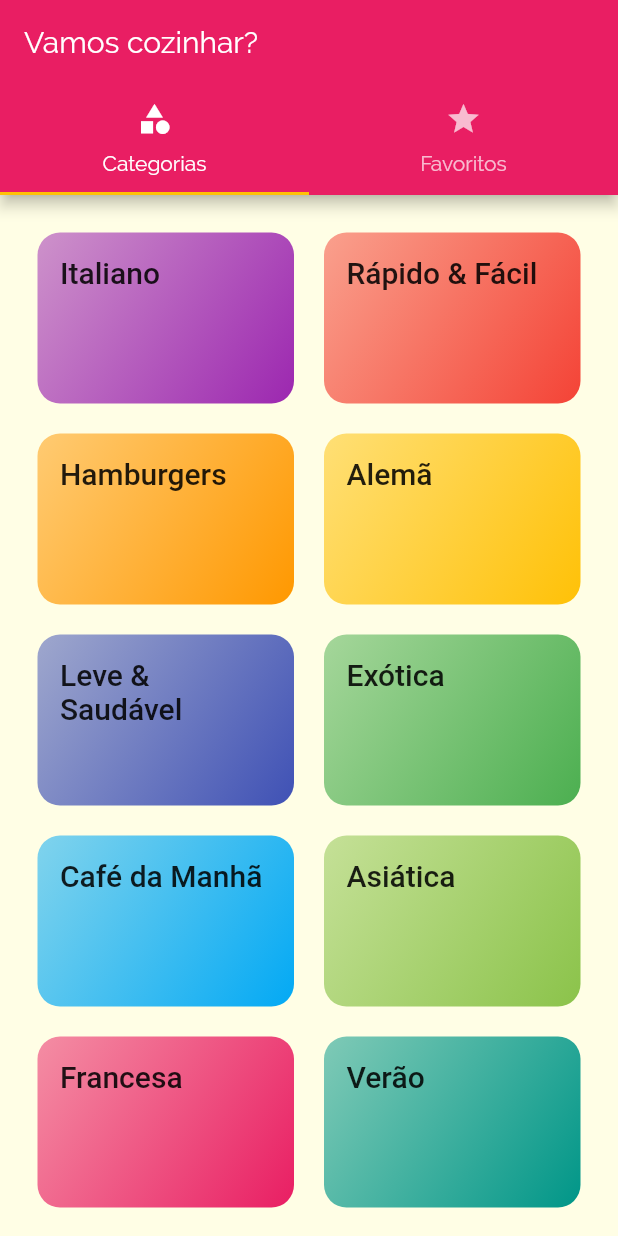
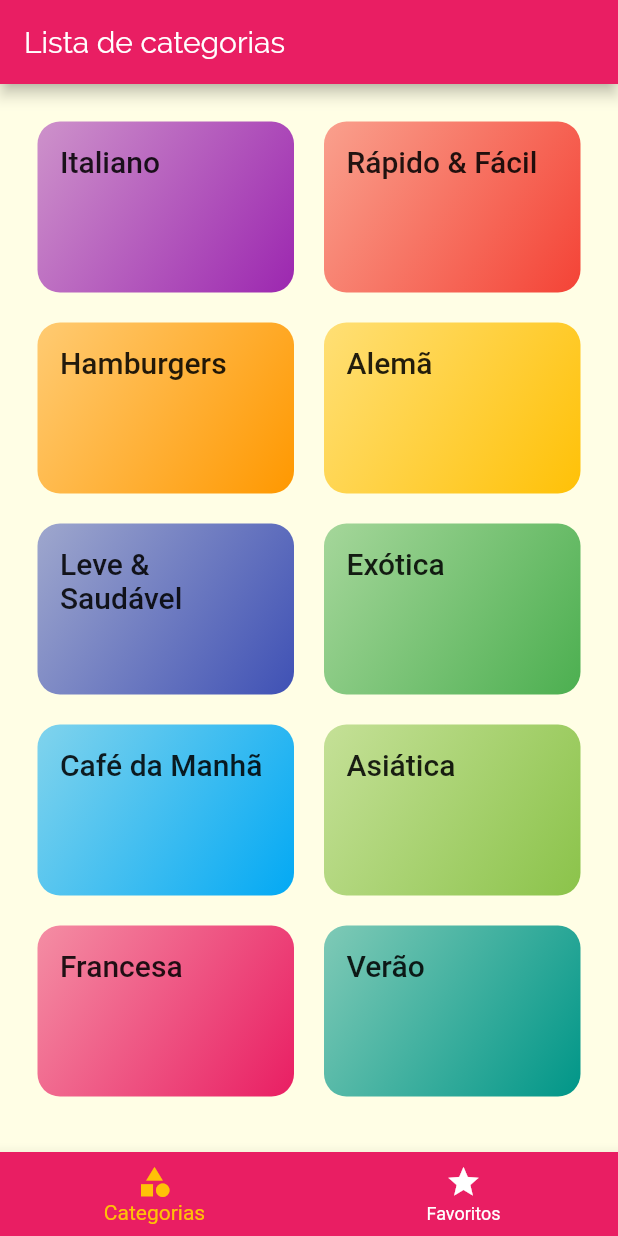
Before and after one commit to tiagoeborsanyi/meals, a Flutter app: the screen it shows after launch, on a phone screen of 412 x 824 dp. Run offline on Flutter 3.47's test engine with Material 2 defaults, Android fonts, the phone set to English and light mode, and no system bars.

```diff
--- a/lib/screens/tabs_screen.dart
+++ b/lib/screens/tabs_screen.dart
@@ -3,35 +3,52 @@ import 'package:flutter/material.dart';
 import 'categories_screen.dart';
 import 'favorite_screen.dart';
 
-class TabScreen extends StatelessWidget {
+class TabScreen extends StatefulWidget {
   const TabScreen({Key? key}) : super(key: key);
 
   @override
+  _TabScreenState createState() => _TabScreenState();
+}
+
+class _TabScreenState extends State<TabScreen> {
+  int _selectedScreenIndex = 0;
+  final List<Map<String, dynamic>> _screens = [
+    {'title': 'Lista de categorias', 'screen': CategoriesScreen()},
+    {'title': 'Meus Favoritos', 'screen': FavoriteScreen()},
+  ];
+
+  _selectScreen(int index) {
+    setState(() {
+      _selectedScreenIndex = index;
+    });
+  }
+
+  @override
   Widget build(BuildContext context) {
-    return DefaultTabController(
-      length: 2,
-      child: Scaffold(
-        appBar: AppBar(
-          title: Text('Vamos cozinhar?'),
-          bottom: TabBar(
-            tabs: [
-              Tab(
-                icon: Icon(Icons.category),
-                text: 'Categorias',
-              ),
-              Tab(
-                icon: Icon(Icons.star),
-                text: 'Favoritos',
-              ),
-            ],
+    return Scaffold(
+      appBar: AppBar(
+        title: Text(_screens[_selectedScreenIndex]['title']),
+      ),
+      body: _screens[_selectedScreenIndex]['screen'],
+      bottomNavigationBar: BottomNavigationBar(
+        onTap: _selectScreen,
+        backgroundColor: Theme.of(context).primaryColor,
+        unselectedItemColor: Colors.white,
+        selectedItemColor: Theme.of(context).accentColor,
+        currentIndex: _selectedScreenIndex,
+        // type: BottomNavigationBarType.shifting,
+        items: [
+          BottomNavigationBarItem(
+            // backgroundColor: Theme.of(context).primaryColor,
+            icon: Icon(Icons.category),
+            label: 'Categorias',
           ),
-        ),
-        body: TabBarView(
-          children: [
-            CategoriesScreen(),
-            FavoriteScreen(),
-          ],
-        ),
+          BottomNavigationBarItem(
+            // backgroundColor: Theme.of(context).primaryColor,
+            icon: Icon(Icons.star),
+            label: 'Favoritos',
+          ),
+        ],
       ),
     );
   }
--- /dev/null
+++ b/lib/screens/tabs_screen_top.dart
@@ -0,0 +1,38 @@
+import 'package:flutter/material.dart';
+
+import 'categories_screen.dart';
+import 'favorite_screen.dart';
+
+class TabScreen extends StatelessWidget {
+  const TabScreen({Key? key}) : super(key: key);
+
+  @override
+  Widget build(BuildContext context) {
+    return DefaultTabController(
+      length: 2,
+      child: Scaffold(
+        appBar: AppBar(
+          title: Text('Vamos cozinhar?'),
+          bottom: TabBar(
+            tabs: [
+              Tab(
+                icon: Icon(Icons.category),
+                text: 'Categorias',
+              ),
+              Tab(
+                icon: Icon(Icons.star),
+                text: 'Favoritos',
+              ),
+            ],
+          ),
+        ),
+        body: TabBarView(
+          children: [
+            CategoriesScreen(),
+            FavoriteScreen(),
+          ],
+        ),
+      ),
+    );
+  }
+}
```
